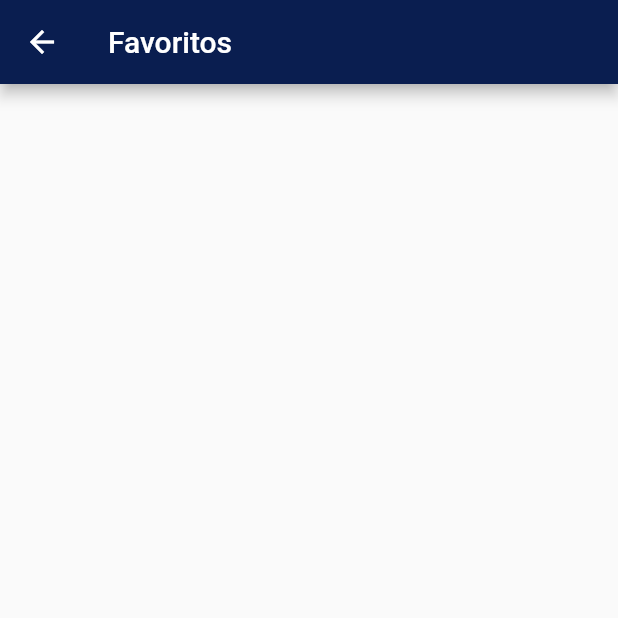
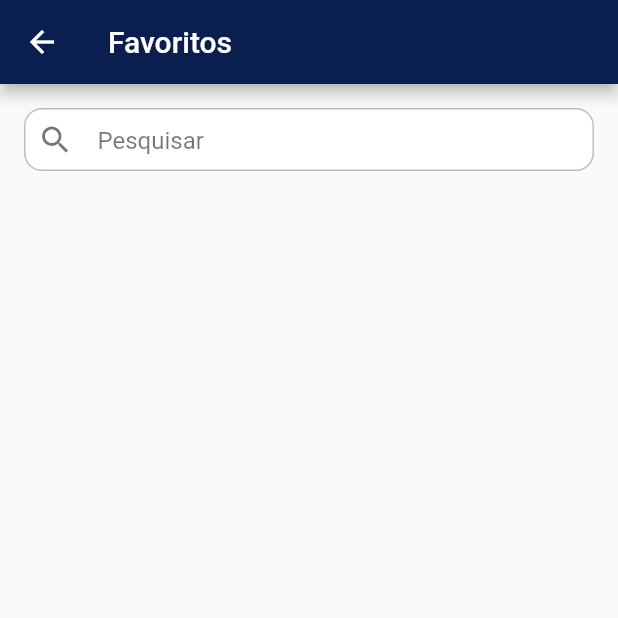
Before and after one commit to expoure/escriva-everyday, a Flutter app: the FavouritesPage screen opened directly, on a phone screen of 412 x 824 dp, the top half of it. Run offline on Flutter 3.47's test engine with Material 2 defaults, Android fonts, the phone set to English and light mode, and no system bars; our stand-ins replace share_plus, sqflite; accounts and stored records are empty.

Commit message:
Finalizar searchbar e atualizar lista de favoritos ao voltar do favorito detalhado

```diff
--- a/lib/page/favourites_page.dart
+++ b/lib/page/favourites_page.dart
@@ -1,7 +1,7 @@
 import 'package:escriva_everyday/models/Quote.dart';
 import 'package:escriva_everyday/page/favourites_page_detailed.dart';
 import 'package:escriva_everyday/utils/Database.dart';
-import 'package:escriva_everyday/widget/navigation_drawer_widget.dart';
+import 'package:escriva_everyday/widget/search_widget.dart';
 import 'package:flutter/material.dart';
 
 class FavouritesPage extends StatefulWidget {
@@ -10,13 +10,16 @@
 }
 
 class _FavouritesPageState extends State<FavouritesPage> {
+  List<Quote> allQuotes = [];
   List<Quote> quotes = [];
+  String query = '';
 
   @override
   void initState() {
     super.initState();
     getQuotes().then((value) => {
           setState(() {
+            this.allQuotes = value;
             this.quotes = value;
           })
         });
@@ -27,6 +30,22 @@
     return quotes;
   }
 
+  void searchBook(String query) {
+    final quotes = this.allQuotes.where((quote) {
+      final chapterLower = quote.chapterName.toLowerCase();
+      final quoteLower = quote.quote.toLowerCase();
+      final bookLower = quote.bookName.toLowerCase();
+      return chapterLower.contains(query.toLowerCase()) ||
+          quoteLower.contains(query.toLowerCase()) ||
+          bookLower.contains(query.toLowerCase());
+    }).toList();
+    print(query);
+    setState(() {
+      this.query = query;
+      this.quotes = quotes;
+    });
+  }
+
   @override
   Widget build(BuildContext context) => Scaffold(
       appBar: AppBar(
@@ -34,14 +53,23 @@
         backgroundColor: Color.fromRGBO(10, 30, 80, 1),
         actions: [],
       ),
-      body: ListView.builder(
+      body: Column(
+        children: [
+          buildSearch(),
+          Expanded(
+              child: ListView.builder(
             padding: EdgeInsets.all(10),
             itemCount: this.quotes.length,
             itemBuilder: (context, index) {
               print(this.quotes.length);
               return this._quoteList(context, index);
             },
+          )),
+        ],
       ));
+
+  Widget buildSearch() =>
+      SearchWidget(text: query, hintText: 'Pesquisar', onChanged: searchBook);
 
   _quoteList(BuildContext context, int index) {
     return GestureDetector(
@@ -77,6 +105,17 @@
                       title: Text('Detalhe'),
                       backgroundColor: Color.fromRGBO(10, 30, 80, 1),
                     ),
-                body: FavouritesPageDetailed(quote: quote))));
+                    body: FavouritesPageDetailed(quote: quote))))
+        .then((value) => getQuotes().then((value) => {
+              setState(() {
+                this.allQuotes = value;
+                var stillBookmarked = this
+                    .allQuotes
+                    .where((quoteContext) => quoteContext.id == quote.id);
+                if (stillBookmarked.isEmpty) {
+                  this.quotes.removeWhere((value) => value.id == quote.id);
+                }
+              })
+            }));
   }
 }
--- /dev/null
+++ b/lib/widget/search_widget.dart
@@ -0,0 +1,60 @@
+import 'package:flutter/material.dart';
+
+class SearchWidget extends StatefulWidget {
+  final String text;
+  final ValueChanged<String> onChanged;
+  final String hintText;
+
+  const SearchWidget({
+    Key? key,
+    required this.text,
+    required this.onChanged,
+    required this.hintText,
+  }) : super(key: key);
+
+  @override
+  _SearchWidgetState createState() => _SearchWidgetState();
+}
+
+class _SearchWidgetState extends State<SearchWidget> {
+  final controller = TextEditingController();
+
+  @override
+  Widget build(BuildContext context) {
+    final styleActive = TextStyle(color: Colors.black);
+    final styleHint = TextStyle(color: Colors.black54);
+    final style = widget.text.isEmpty ? styleHint : styleActive;
+
+    return Container(
+      height: 42,
+      margin: const EdgeInsets.fromLTRB(16, 16, 16, 16),
+      decoration: BoxDecoration(
+        borderRadius: BorderRadius.circular(12),
+        color: Colors.white,
+        border: Border.all(color: Colors.black26),
+      ),
+      padding: const EdgeInsets.symmetric(horizontal: 8),
+      child: TextField(
+        controller: controller,
+        decoration: InputDecoration(
+          icon: Icon(Icons.search, color: style.color),
+          suffixIcon: widget.text.isNotEmpty
+              ? GestureDetector(
+                  child: Icon(Icons.close, color: style.color),
+                  onTap: () {
+                    controller.clear();
+                    widget.onChanged('');
+                    FocusScope.of(context).requestFocus(FocusNode());
+                  },
+                )
+              : null,
+          hintText: widget.hintText,
+          hintStyle: style,
+          border: InputBorder.none,
+        ),
+        style: style,
+        onChanged: widget.onChanged,
+      ),
+    );
+  }
+}
```
Lines whose indentation alone changed are shown as unchanged.
